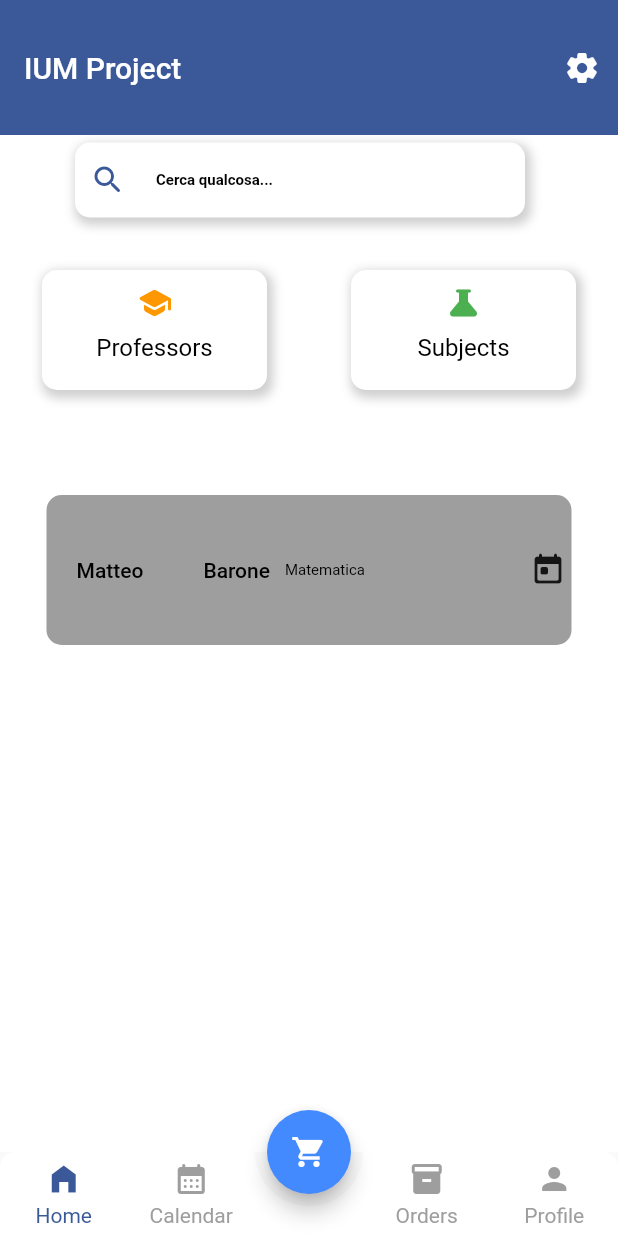
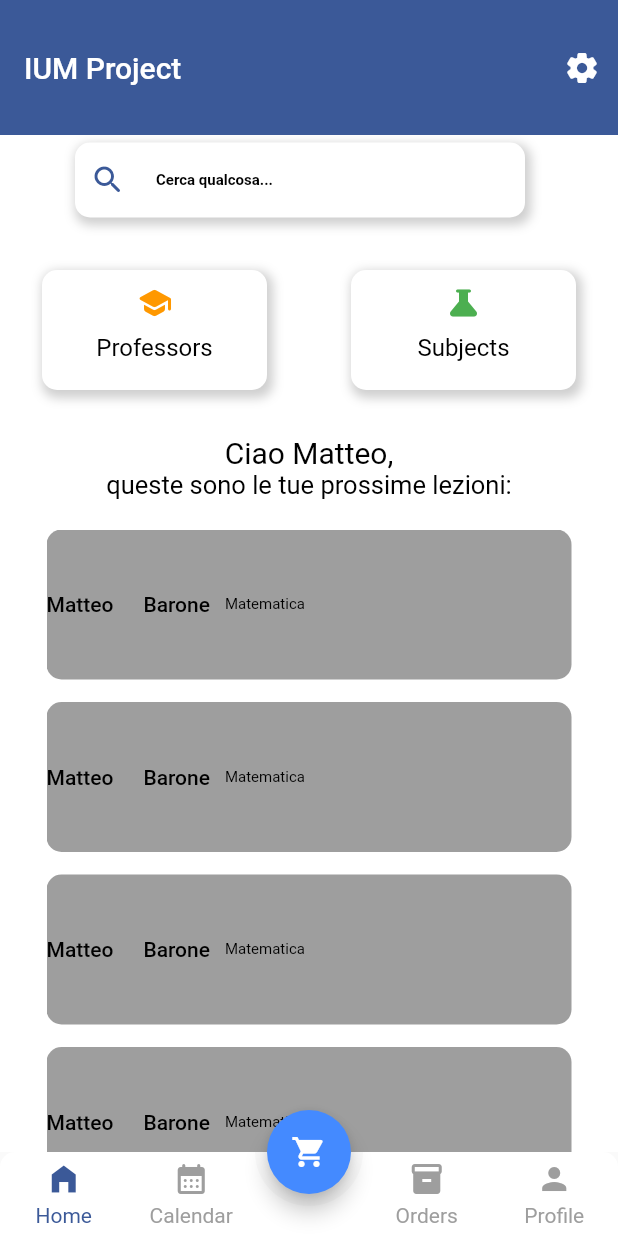
Before and after one commit to ollyexe/Booky, a Flutter app: the screen it shows after launch, on a phone screen of 412 x 824 dp. Run offline on Flutter 3.47's test engine with Material 2 defaults, Android fonts, the phone set to English and light mode, and no system bars; drawn by our look-alikes of animated_bottom_navigation_bar, auto_size_text; our stand-ins replace table_calendar.

Commit message:
Calendar and Cart almost over+Continued Orders+Changed a bit some of the custom Widgets

```diff
--- a/lib/NavigationBar/Homepage/HomePage.dart
+++ b/lib/NavigationBar/Homepage/HomePage.dart
@@ -1,5 +1,6 @@
 import 'package:flutter/material.dart';
 import 'package:progettoium/NavigationBar/Homepage/MyAppBar.dart';
+import 'package:progettoium/Utilities/CommonWidgets/CommonStyles.dart';
 import 'package:progettoium/Utilities/CommonWidgets/List_of_Appointments.dart';
 import 'package:progettoium/NavigationBar/Homepage/Selection_Professor_Subject.dart';
 
@@ -13,6 +14,7 @@ class HomePage extends StatefulWidget {
 }
 
 class _HomePageState extends State<HomePage> {
+  String name = "Matteo";
   @override
   Widget build(BuildContext context) {
     return Scaffold(
@@ -22,8 +24,11 @@ class _HomePageState extends State<HomePage> {
           header(context), //Custom Widget from MyAppBar.dart file
           const SizedBox(height: 35),
           profSubjectButton(context), //Custom Widget from Selection_Professor_Subject.dart file
-          const SizedBox(height: 70),
-          listOfAppointments(context), //Custom Widget from List_Of_Appointments.dart, found in the Utilities/CommonWidgets
+          const SizedBox(height: 30),
+          myText("Ciao $name,", 20, Colors.black, FontWeight.w400),
+          myText("queste sono le tue prossime lezioni:", 17, Colors.black, FontWeight.w400),
+          const SizedBox(height: 20),
+          listOfAppointments(context,placeholder), //Custom Widget from List_Of_Appointments.dart, found in the Utilities/CommonWidgets
 
         ],
       )
--- a/lib/NavigationBar/Homepage/MyAppBar.dart
+++ b/lib/NavigationBar/Homepage/MyAppBar.dart
@@ -28,9 +28,10 @@ IconButton settingsButton(BuildContext context) {
 
 
 Widget header(BuildContext context) {
+  Text text = myText("IUM Project", 20, Colors.white, FontWeight.w500);
   return Stack(
     children: [
-      customAppBar(settingsButton(context)), // Custom Widget from CommonStyles.dart file
+      customAppBar(settingsButton(context),text), // Custom Widget from CommonStyles.dart file
       Padding(
         padding: const EdgeInsetsDirectional.fromSTEB(50, 95, 0, 0),
         child: GestureDetector(
--- a/lib/Utilities/CommonWidgets/CommonStyles.dart
+++ b/lib/Utilities/CommonWidgets/CommonStyles.dart
@@ -33,14 +33,16 @@ Container containerWithShadow(Color boxColor,double height,double width, Widget
   );
 }
 
-AppBar customAppBar(Widget widget){
+AppBar customAppBar(Widget widget,Text text){
   return AppBar(
     backgroundColor: const Color(0xFF3B5998),
     elevation: 0,
-    title: const Text('IUM Project'),
+    title: text,
     toolbarHeight: 90,
     actions: [
       widget
     ],
   );
 }
+
+SizedBox placeholder = const SizedBox(width: 0, height: 0);
--- a/lib/Utilities/CommonWidgets/List_of_Appointments.dart
+++ b/lib/Utilities/CommonWidgets/List_of_Appointments.dart
@@ -1,15 +1,27 @@
 import 'package:flutter/material.dart';
+import 'package:progettoium/Utilities/CommonWidgets/CommonStyles.dart';
 import 'package:progettoium/Utilities/CommonWidgets/SingleLecture.dart';
 
-Widget listOfAppointments(BuildContext context) {
+Widget listOfAppointments(BuildContext context,Widget widget) {
   return Expanded(
     child: SingleChildScrollView(
       scrollDirection: Axis.vertical,
       child: Column(
         children: [
-          singleLecture(context,"Matteo","Barone","Matematica"),//Add dinamic number of singleLecture
+          singleLecture(context,"Matteo","Barone","Matematica",widget),//Add dinamic number of singleLecture
+          space,
+          singleLecture(context,"Matteo","Barone","Matematica",widget),//Add dinamic number of singleLecture
+          space,
+          singleLecture(context,"Matteo","Barone","Matematica",widget),//Add dinamic number of singleLecture
+          space,
+          singleLecture(context,"Matteo","Barone","Matematica",widget),//Add dinamic number of singleLecture
+          space,
+          singleLecture(context,"Matteo","Barone","Matematica",widget),//Add dinamic number of singleLecture
+          space
         ],
       ),
     ),
   );
 }
+
+SizedBox space =  const SizedBox(height:15);
```
Also changed, not shown: lib/NavigationBar/Calendar.dart (+11 -3 lines), lib/NavigationBar/Cart.dart (+49 -1 lines), lib/NavigationBar/Orders.dart (+11 -1 lines), lib/Utilities/CommonWidgets/SingleLecture.dart (+3 -6 lines), 1 other file.
